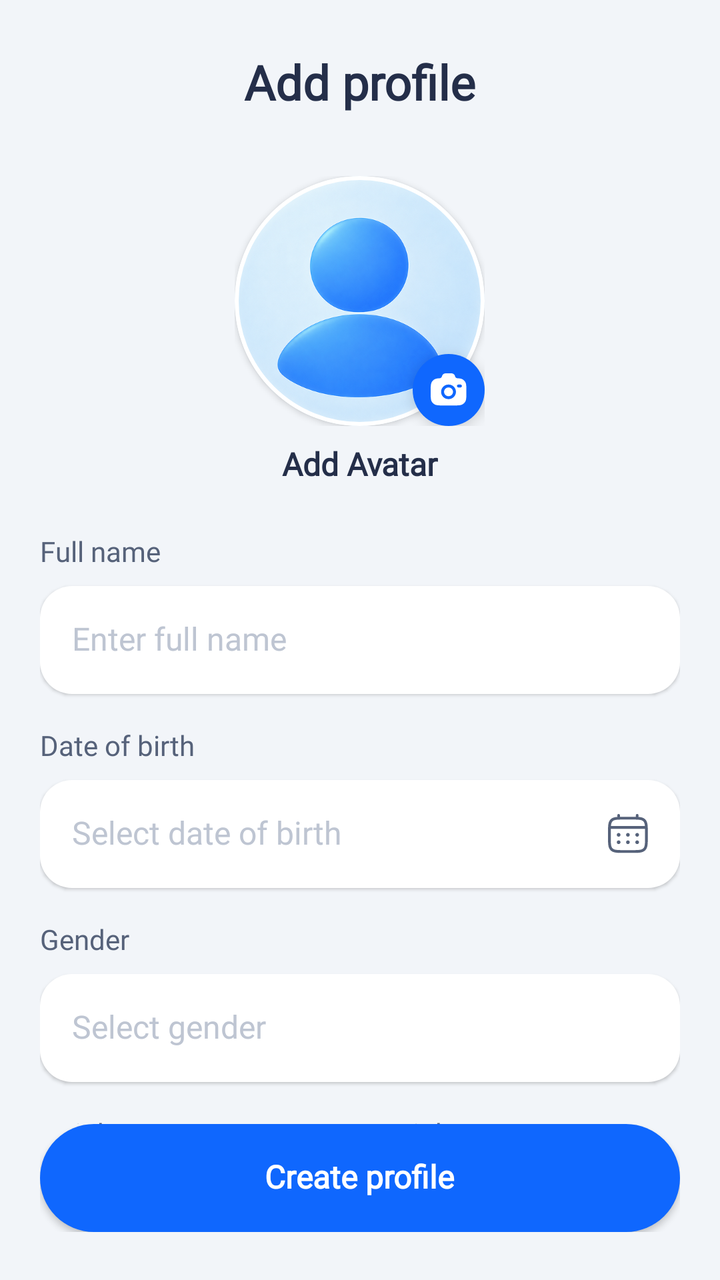
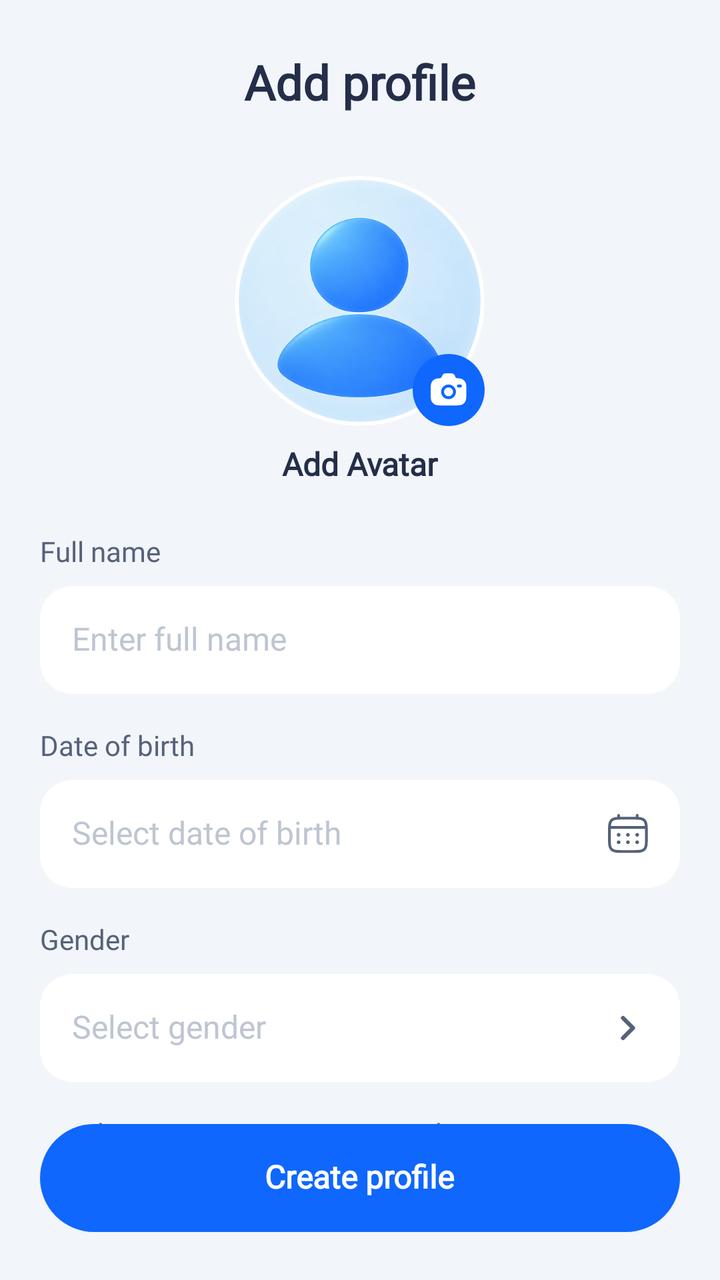

Screens rendered from an Android XML layout before and after an edit, with the pre-edit source and the edit as a unified diff.
<!-- AndroidManifest.xml: application theme Theme.HealthCareAI -->
<!-- res/layout/activity_add_profile.xml -->
<?xml version="1.0" encoding="utf-8"?>
<androidx.constraintlayout.widget.ConstraintLayout xmlns:android="http://schemas.android.com/apk/res/android"
    xmlns:app="http://schemas.android.com/apk/res-auto"
    xmlns:tools="http://schemas.android.com/tools"
    android:id="@+id/rootAddProfile"
    android:layout_width="match_parent"
    android:layout_height="match_parent"
    android:background="@color/backgr"
    android:clickable="true"
    android:focusable="true"
    android:focusableInTouchMode="true"
    tools:context=".ui.profile.AddProfileActivity">

    
    <androidx.constraintlayout.widget.ConstraintLayout
        android:id="@+id/topBar"
        android:layout_width="0dp"
        android:layout_height="52dp"
        android:layout_marginTop="16dp"
        app:layout_constraintEnd_toEndOf="parent"
        app:layout_constraintStart_toStartOf="parent"
        app:layout_constraintTop_toTopOf="parent">

        <TextView
            android:id="@+id/tvTitle"
            android:layout_width="wrap_content"
            android:layout_height="wrap_content"
            android:fontFamily="@font/urbanist"
            android:includeFontPadding="false"
            android:letterSpacing="0"
            android:lineHeight="27sp"
            android:text="@string/title_add_profile"
            android:textColor="@color/color_text"
            android:textSize="24sp"
            android:textStyle="bold"
            app:layout_constraintBottom_toBottomOf="parent"
            app:layout_constraintEnd_toEndOf="parent"
            app:layout_constraintStart_toStartOf="parent"
            app:layout_constraintTop_toTopOf="parent" />

    </androidx.constraintlayout.widget.ConstraintLayout>

    
    <androidx.core.widget.NestedScrollView
        android:id="@+id/scrollView"
        android:layout_width="0dp"
        android:layout_height="0dp"
        android:clickable="true"
        android:fillViewport="true"
        android:focusable="true"
        android:focusableInTouchMode="true"
        android:overScrollMode="never"
        app:layout_constraintBottom_toTopOf="@+id/layoutBottomAction"
        app:layout_constraintEnd_toEndOf="parent"
        app:layout_constraintStart_toStartOf="parent"
        app:layout_constraintTop_toBottomOf="@+id/topBar">

        <LinearLayout
            android:layout_width="match_parent"
            android:layout_height="wrap_content"
            android:orientation="vertical"
            android:paddingHorizontal="20dp"
            android:paddingTop="20dp"
            android:paddingBottom="40dp">

            
            <FrameLayout
                android:id="@+id/avatarContainer"
                android:layout_width="125dp"
                android:layout_height="125dp"
                android:layout_gravity="center_horizontal">

                
                <com.google.android.material.card.MaterialCardView
                    android:layout_width="125dp"
                    android:layout_height="125dp"
                    app:cardCornerRadius="62.5dp"
                    app:cardElevation="2dp"
                    app:strokeColor="@color/white"
                    app:strokeWidth="2dp">

                    <ImageView
                        android:id="@+id/ivAvatar"
                        android:layout_width="match_parent"
                        android:layout_height="match_parent"
                        android:contentDescription="@string/add_avatar"
                        android:scaleType="centerCrop"
                        android:src="@drawable/profile_person" />
                </com.google.android.material.card.MaterialCardView>

                
                <FrameLayout
                    android:id="@+id/btnPickAvatar"
                    android:layout_width="36dp"
                    android:layout_height="36dp"
                    android:layout_gravity="bottom|end"
                    android:background="@drawable/bg_camera_badge"
                    android:clickable="true"
                    android:elevation="4dp"
                    android:focusable="true">

                    <ImageView
                        android:layout_width="18dp"
                        android:layout_height="18dp"
                        android:layout_gravity="center"
                        android:contentDescription="@string/add_avatar"
                        android:src="@drawable/ic_camera_addprofile" />
                </FrameLayout>
            </FrameLayout>

            
            <TextView
                android:layout_width="wrap_content"
                android:layout_height="wrap_content"
                android:layout_gravity="center_horizontal"
                android:layout_marginTop="10dp"
                android:layout_marginBottom="24dp"
                android:fontFamily="@font/urbanist"
                android:includeFontPadding="false"
                android:text="@string/add_avatar"
                android:textColor="@color/color_text"
                android:textSize="16sp"
                android:textStyle="bold" />

            
            <TextView
                android:layout_width="wrap_content"
                android:layout_height="wrap_content"
                android:layout_marginBottom="8dp"
                android:fontFamily="@font/urbanist_medium"
                android:text="@string/label_full_name"
                android:textColor="@color/color_subtext"
                android:textSize="14sp" />

            <FrameLayout
                android:layout_width="match_parent"
                android:layout_height="54dp"
                android:layout_marginBottom="16dp"
                android:background="@drawable/bg_profile_input_card"
                android:elevation="1dp">

                <EditText
                    android:id="@+id/etFullName"
                    android:layout_width="match_parent"
                    android:layout_height="match_parent"
                    android:background="@null"
                    android:fontFamily="@font/urbanist_medium"
                    android:hint="@string/hint_full_name"
                    android:imeOptions="actionDone"
                    android:importantForAutofill="no"
                    android:includeFontPadding="false"
                    android:inputType="textPersonName|textCapWords"
                    android:maxLines="1"
                    android:paddingHorizontal="16dp"
                    android:textColor="@color/color_text"
                    android:textColorHint="#BEC5D2"
                    android:textSize="16sp" />
            </FrameLayout>

            
            <TextView
                android:layout_width="wrap_content"
                android:layout_height="wrap_content"
                android:layout_marginBottom="8dp"
                android:fontFamily="@font/urbanist_medium"
                android:text="@string/label_date_of_birth"
                android:textColor="@color/color_subtext"
                android:textSize="14sp" />

            <FrameLayout
                android:id="@+id/cardDateOfBirth"
                android:layout_width="match_parent"
                android:layout_height="54dp"
                android:layout_marginBottom="16dp"
                android:background="@drawable/bg_profile_input_card"
                android:clickable="true"
                android:elevation="1dp"
                android:focusable="true">

                <TextView
                    android:id="@+id/tvDateOfBirth"
                    android:layout_width="wrap_content"
                    android:layout_height="wrap_content"
                    android:layout_gravity="center_vertical|start"
                    android:layout_marginStart="16dp"
                    android:fontFamily="@font/urbanist_medium"
                    android:hint="@string/hint_date_of_birth"
                    android:includeFontPadding="false"
                    android:textColor="@color/color_text"
                    android:textColorHint="#BEC5D2"
                    android:textSize="16sp" />

                <ImageView
                    android:layout_width="20dp"
                    android:layout_height="20dp"
                    android:layout_gravity="center_vertical|end"
                    android:layout_marginEnd="16dp"
                    android:contentDescription="@string/label_date_of_birth"
                    android:src="@drawable/ic_calendar" />
            </FrameLayout>

            
            <TextView
                android:layout_width="wrap_content"
                android:layout_height="wrap_content"
                android:layout_marginBottom="8dp"
                android:fontFamily="@font/urbanist_medium"
                android:text="@string/label_gender"
                android:textColor="@color/color_subtext"
                android:textSize="14sp" />

            <FrameLayout
                android:id="@+id/cardGender"
                android:layout_width="match_parent"
                android:layout_height="54dp"
                android:layout_marginBottom="16dp"
                android:background="@drawable/bg_profile_input_card"
                android:clickable="true"
                android:elevation="1dp"
                android:focusable="true">

                <TextView
                    android:id="@+id/tvGender"
                    android:layout_width="wrap_content"
                    android:layout_height="wrap_content"
                    android:layout_gravity="center_vertical|start"
                    android:layout_marginStart="16dp"
                    android:fontFamily="@font/urbanist_medium"
                    android:hint="@string/hint_gender"
                    android:includeFontPadding="false"
                    android:textColor="@color/color_text"
                    android:textColorHint="#BEC5D2"
                    android:textSize="16sp" />
            </FrameLayout>

            
            <LinearLayout
                android:layout_width="match_parent"
                android:layout_height="wrap_content"
                android:baselineAligned="false"
                android:orientation="horizontal"
                android:weightSum="2">

                
                <LinearLayout
                    android:layout_width="0dp"
                    android:layout_height="wrap_content"
                    android:layout_marginEnd="7dp"
                    android:layout_weight="1"
                    android:orientation="vertical">

                    <TextView
                        android:layout_width="wrap_content"
                        android:layout_height="wrap_content"
                        android:layout_marginBottom="8dp"
                        android:fontFamily="@font/urbanist_medium"
                        android:text="@string/label_height"
                        android:textColor="@color/color_subtext"
                        android:textSize="14sp" />

                    <FrameLayout
                        android:layout_width="match_parent"
                        android:layout_height="54dp"
                        android:background="@drawable/bg_profile_input_card"
                        android:elevation="1dp">

                        <EditText
                            android:id="@+id/etHeight"
                            android:layout_width="match_parent"
                            android:layout_height="match_parent"
                            android:background="@null"
                            android:fontFamily="@font/urbanist_medium"
                            android:gravity="center_vertical|start"
                            android:hint="@string/hint_height"
                            android:imeOptions="actionNext"
                            android:importantForAutofill="no"
                            android:includeFontPadding="false"
                            android:inputType="number"
                            android:maxLines="1"
                            android:paddingStart="16dp"
                            android:paddingEnd="45dp"
                            android:textColor="@color/color_text"
                            android:textColorHint="#BEC5D2"
                            android:textSize="16sp" />

                        <TextView
                            android:layout_width="wrap_content"
                            android:layout_height="wrap_content"
                            android:layout_gravity="center_vertical|end"
                            android:layout_marginEnd="16dp"
                            android:fontFamily="@font/urbanist_medium"
                            android:includeFontPadding="false"
                            android:text="@string/unit_cm"
                            android:textColor="@color/color_subtext"
                            android:textSize="14sp" />
                    </FrameLayout>
                </LinearLayout>

                
                <LinearLayout
                    android:layout_width="0dp"
                    android:layout_height="wrap_content"
                    android:layout_marginStart="7dp"
                    android:layout_weight="1"
                    android:orientation="vertical">

                    <TextView
                        android:layout_width="wrap_content"
                        android:layout_height="wrap_content"
                        android:layout_marginBottom="8dp"
                        android:fontFamily="@font/urbanist_medium"
                        android:text="@string/label_weight"
                        android:textColor="@color/color_subtext"
                        android:textSize="14sp" />

                    <FrameLayout
                        android:layout_width="match_parent"
                        android:layout_height="54dp"
                        android:background="@drawable/bg_profile_input_card"
                        android:elevation="1dp">

                        <EditText
                            android:id="@+id/etWeight"
                            android:layout_width="match_parent"
                            android:layout_height="match_parent"
                            android:background="@null"
                            android:fontFamily="@font/urbanist_medium"
                            android:gravity="center_vertical|start"
                            android:hint="@string/hint_weight"
                            android:imeOptions="actionDone"
                            android:importantForAutofill="no"
                            android:includeFontPadding="false"
                            android:inputType="number"
                            android:maxLines="1"
                            android:paddingStart="16dp"
                            android:paddingEnd="45dp"
                            android:textColor="@color/color_text"
                            android:textColorHint="#BEC5D2"
                            android:textSize="16sp" />

                        <TextView
                            android:layout_width="wrap_content"
                            android:layout_height="wrap_content"
                            android:layout_gravity="center_vertical|end"
                            android:layout_marginEnd="16dp"
                            android:fontFamily="@font/urbanist_medium"
                            android:includeFontPadding="false"
                            android:text="@string/unit_kg"
                            android:textColor="@color/color_subtext"
                            android:textSize="14sp" />
                    </FrameLayout>
                </LinearLayout>

            </LinearLayout>

        </LinearLayout>
    </androidx.core.widget.NestedScrollView>

    
    <FrameLayout
        android:id="@+id/layoutBottomAction"
        android:layout_width="0dp"
        android:layout_height="wrap_content"
        android:paddingHorizontal="20dp"
        android:paddingBottom="24dp"
        app:layout_constraintBottom_toBottomOf="parent"
        app:layout_constraintEnd_toEndOf="parent"
        app:layout_constraintStart_toStartOf="parent">

        <FrameLayout
            android:id="@+id/btnCreateProfile"
            android:layout_width="match_parent"
            android:layout_height="54dp"
            android:background="@drawable/bg_btn_create_profile"
            android:clickable="true"
            android:elevation="2dp"
            android:focusable="true">

            <TextView
                android:layout_width="wrap_content"
                android:layout_height="wrap_content"
                android:layout_gravity="center"
                android:fontFamily="@font/urbanist"
                android:includeFontPadding="false"
                android:text="@string/btn_create_profile"
                android:textColor="@color/white"
                android:textSize="16sp"
                android:textStyle="bold" />
        </FrameLayout>

    </FrameLayout>

</androidx.constraintlayout.widget.ConstraintLayout>
<!-- resources referenced by this layout -->
<resources>
  <color name="backgr">#F2F5F9</color>
  <color name="color_subtext">#56627A</color>
  <color name="color_text">#242E49</color>
  <color name="white">#FFFFFFFF</color>
  <!-- drawable bg_btn_create_profile (drawable) -->
  <?xml version="1.0" encoding="utf-8"?>
  <ripple xmlns:android="http://schemas.android.com/apk/res/android"
      android:color="#33FFFFFF">
      <item>
          <shape android:shape="rectangle">
              <solid android:color="@color/primary_color" />
              <corners android:radius="27dp" />
          </shape>
      </item>
  </ripple>
  <!-- drawable bg_camera_badge (drawable) -->
  <?xml version="1.0" encoding="utf-8"?>
  <ripple xmlns:android="http://schemas.android.com/apk/res/android"
      android:color="#33FFFFFF">
      <item>
          <shape android:shape="oval">
              <solid android:color="@color/primary_color" />
          </shape>
      </item>
  </ripple>
  <!-- drawable bg_profile_input_card (drawable) -->
  <?xml version="1.0" encoding="utf-8"?>
  <shape xmlns:android="http://schemas.android.com/apk/res/android"
      android:shape="rectangle">
      <corners android:radius="16dp" />
      <solid android:color="@color/white" />
  </shape>
  <string name="add_avatar">Add Avatar</string>
  <string name="btn_create_profile">Create profile</string>
  <string name="hint_date_of_birth">Select date of birth</string>
  <string name="hint_full_name">Enter full name</string>
  <string name="hint_gender">Select gender</string>
  <string name="hint_height">Height</string>
  <string name="hint_weight">Weight</string>
  <string name="label_date_of_birth">Date of birth</string>
  <string name="label_full_name">Full name</string>
  <string name="label_gender">Gender</string>
  <string name="label_height">Height</string>
  <string name="label_weight">Weight</string>
  <string name="title_add_profile">Add profile</string>
  <string name="unit_cm">cm</string>
  <string name="unit_kg">kg</string>
  <color name="primary_color">#0F67FE</color>
  <color name="brand_primary">#0F67FE</color>
  <color name="brand_primary_variant">#0843C6</color>
  <color name="brand_secondary">#03DAC5</color>
  <color name="screen_bg">#F2F5F9</color>
  <color name="transparent">#00000000</color>
  <color name="splash_bg">#0F67FE</color>
  <!-- unchanged entries left out for length: 4 -->
</resources>

<!-- the commit's change to res/layout/activity_add_profile.xml (unified diff, before → after) -->
@@ -17,9 +17,32 @@
         android:layout_width="0dp"
         android:layout_height="52dp"
         android:layout_marginTop="16dp"
+        android:paddingHorizontal="16dp"
         app:layout_constraintEnd_toEndOf="parent"
         app:layout_constraintStart_toStartOf="parent"
         app:layout_constraintTop_toTopOf="parent">
+
+        
+        <FrameLayout
+            android:id="@+id/btnBack"
+            android:layout_width="40dp"
+            android:layout_height="40dp"
+            android:background="@drawable/bg_circle_back_button"
+            android:clickable="true"
+            android:focusable="true"
+            android:visibility="gone"
+            app:layout_constraintBottom_toBottomOf="parent"
+            app:layout_constraintStart_toStartOf="parent"
+            app:layout_constraintTop_toTopOf="parent"
+            tools:visibility="visible">
+
+            <ImageView
+                android:layout_width="16dp"
+                android:layout_height="16dp"
+                android:layout_gravity="center"
+                android:contentDescription="@null"
+                android:src="@drawable/arrow_back" />
+        </FrameLayout>
 
         <TextView
             android:id="@+id/tvTitle"
@@ -75,7 +98,7 @@
                     android:layout_width="125dp"
                     android:layout_height="125dp"
                     app:cardCornerRadius="62.5dp"
-                    app:cardElevation="2dp"
+                    app:cardElevation="0dp"
                     app:strokeColor="@color/white"
                     app:strokeWidth="2dp">
 
@@ -96,7 +119,6 @@
                     android:layout_gravity="bottom|end"
                     android:background="@drawable/bg_camera_badge"
                     android:clickable="true"
-                    android:elevation="4dp"
                     android:focusable="true">
 
                     <ImageView
@@ -136,8 +158,7 @@
                 android:layout_width="match_parent"
                 android:layout_height="54dp"
                 android:layout_marginBottom="16dp"
-                android:background="@drawable/bg_profile_input_card"
-                android:elevation="1dp">
+                android:background="@drawable/bg_profile_input_card">
 
                 <EditText
                     android:id="@+id/etFullName"
@@ -158,6 +179,57 @@
             </FrameLayout>
 
             
+            <LinearLayout
+                android:id="@+id/layoutRelationship"
+                android:layout_width="match_parent"
+                android:layout_height="wrap_content"
+                android:orientation="vertical"
+                android:visibility="gone"
+                tools:visibility="visible">
+
+                <TextView
+                    android:layout_width="wrap_content"
+                    android:layout_height="wrap_content"
+                    android:layout_marginBottom="8dp"
+                    android:fontFamily="@font/urbanist_medium"
+                    android:text="@string/label_relationship"
+                    android:textColor="@color/color_subtext"
+                    android:textSize="14sp" />
+
+                <FrameLayout
+                    android:id="@+id/cardRelationship"
+                    android:layout_width="match_parent"
+                    android:layout_height="54dp"
+                    android:layout_marginBottom="16dp"
+                    android:background="@drawable/bg_profile_input_card"
+                    android:clickable="true"
+                    android:focusable="true">
+
+                    <TextView
+                        android:id="@+id/tvRelationship"
+                        android:layout_width="wrap_content"
+                        android:layout_height="wrap_content"
+                        android:layout_gravity="center_vertical|start"
+                        android:layout_marginStart="16dp"
+                        android:fontFamily="@font/urbanist_medium"
+                        android:hint="@string/hint_relationship"
+                        android:includeFontPadding="false"
+                        android:textColor="@color/color_text"
+                        android:textColorHint="#BEC5D2"
+                        android:textSize="16sp" />
+
+                    <ImageView
+                        android:layout_width="20dp"
+                        android:layout_height="20dp"
+                        android:layout_gravity="center_vertical|end"
+                        android:layout_marginEnd="16dp"
+                        android:contentDescription="@null"
+                        android:src="@drawable/ic_chevron_right"
+                        app:tint="@color/color_subtext" />
+                </FrameLayout>
+            </LinearLayout>
+
+            
             <TextView
                 android:layout_width="wrap_content"
                 android:layout_height="wrap_content"
@@ -174,7 +246,6 @@
                 android:layout_marginBottom="16dp"
                 android:background="@drawable/bg_profile_input_card"
                 android:clickable="true"
-                android:elevation="1dp"
                 android:focusable="true">
 
                 <TextView
@@ -216,7 +287,6 @@
                 android:layout_marginBottom="16dp"
                 android:background="@drawable/bg_profile_input_card"
                 android:clickable="true"
-                android:elevation="1dp"
                 android:focusable="true">
 
                 <TextView
@@ -231,6 +301,15 @@
                     android:textColor="@color/color_text"
                     android:textColorHint="#BEC5D2"
                     android:textSize="16sp" />
+
+                <ImageView
+                    android:layout_width="20dp"
+                    android:layout_height="20dp"
+                    android:layout_gravity="center_vertical|end"
+                    android:layout_marginEnd="16dp"
+                    android:contentDescription="@null"
+                    android:src="@drawable/ic_chevron_right"
+                    app:tint="@color/color_subtext" />
             </FrameLayout>
 
             
@@ -261,8 +340,7 @@
                     <FrameLayout
                         android:layout_width="match_parent"
                         android:layout_height="54dp"
-                        android:background="@drawable/bg_profile_input_card"
-                        android:elevation="1dp">
+                        android:background="@drawable/bg_profile_input_card">
 
                         <EditText
                             android:id="@+id/etHeight"
@@ -316,8 +394,7 @@
                     <FrameLayout
                         android:layout_width="match_parent"
                         android:layout_height="54dp"
-                        android:background="@drawable/bg_profile_input_card"
-                        android:elevation="1dp">
+                        android:background="@drawable/bg_profile_input_card">
 
                         <EditText
                             android:id="@+id/etWeight"
@@ -373,10 +450,10 @@
             android:layout_height="54dp"
             android:background="@drawable/bg_btn_create_profile"
             android:clickable="true"
-            android:elevation="2dp"
             android:focusable="true">
 
             <TextView
+                android:id="@+id/tvBtnCreateProfile"
                 android:layout_width="wrap_content"
                 android:layout_height="wrap_content"
                 android:layout_gravity="center"
<!-- resource entries referenced after the edit -->
@@ -4,6 +4,12 @@
   <color name="color_subtext">#56627A</color>
   <color name="color_text">#242E49</color>
   <color name="white">#FFFFFFFF</color>
+  <!-- drawable arrow_back (drawable) -->
+  <vector xmlns:android="http://schemas.android.com/apk/res/android" android:autoMirrored="true" android:height="14dp" android:viewportHeight="14" android:viewportWidth="8" android:width="8dp">
+        
+      <path android:fillColor="#00000000" android:pathData="M7,13L1,7L7,1" android:strokeColor="#2A2A2A" android:strokeLineCap="round" android:strokeLineJoin="round" android:strokeWidth="2"/>
+      
+  </vector>
   <!-- drawable bg_btn_create_profile (drawable) -->
   <?xml version="1.0" encoding="utf-8"?>
   <ripple xmlns:android="http://schemas.android.com/apk/res/android"
@@ -25,24 +31,54 @@
           </shape>
       </item>
   </ripple>
+  <!-- drawable bg_circle_back_button (drawable) -->
+  <?xml version="1.0" encoding="utf-8"?>
+  <ripple xmlns:android="http://schemas.android.com/apk/res/android"
+      android:color="#20000000">
+      <item>
+          <shape android:shape="oval">
+              <solid android:color="@color/white" />
+          </shape>
+      </item>
+  </ripple>
   <!-- drawable bg_profile_input_card (drawable) -->
   <?xml version="1.0" encoding="utf-8"?>
-  <shape xmlns:android="http://schemas.android.com/apk/res/android"
-      android:shape="rectangle">
-      <corners android:radius="16dp" />
-      <solid android:color="@color/white" />
-  </shape>
+  <ripple xmlns:android="http://schemas.android.com/apk/res/android"
+      android:color="#120F67FE">
+      <item>
+          <shape android:shape="rectangle">
+              <corners android:radius="16dp" />
+              <solid android:color="@color/white" />
+          </shape>
+      </item>
+  </ripple>
+  <!-- drawable ic_chevron_right (drawable) -->
+  <vector xmlns:android="http://schemas.android.com/apk/res/android"
+      android:width="20dp"
+      android:height="20dp"
+      android:viewportWidth="24"
+      android:viewportHeight="24">
+      <path
+          android:fillColor="#00000000"
+          android:strokeColor="#242E49"
+          android:strokeWidth="2.5"
+          android:strokeLineCap="round"
+          android:strokeLineJoin="round"
+          android:pathData="M9,6l6,6 -6,6" />
+  </vector>
   <string name="add_avatar">Add Avatar</string>
   <string name="btn_create_profile">Create profile</string>
   <string name="hint_date_of_birth">Select date of birth</string>
   <string name="hint_full_name">Enter full name</string>
   <string name="hint_gender">Select gender</string>
   <string name="hint_height">Height</string>
+  <string name="hint_relationship">Select relationship</string>
   <string name="hint_weight">Weight</string>
   <string name="label_date_of_birth">Date of birth</string>
   <string name="label_full_name">Full name</string>
   <string name="label_gender">Gender</string>
   <string name="label_height">Height</string>
+  <string name="label_relationship">Relationship</string>
   <string name="label_weight">Weight</string>
   <string name="title_add_profile">Add profile</string>
   <string name="unit_cm">cm</string>
